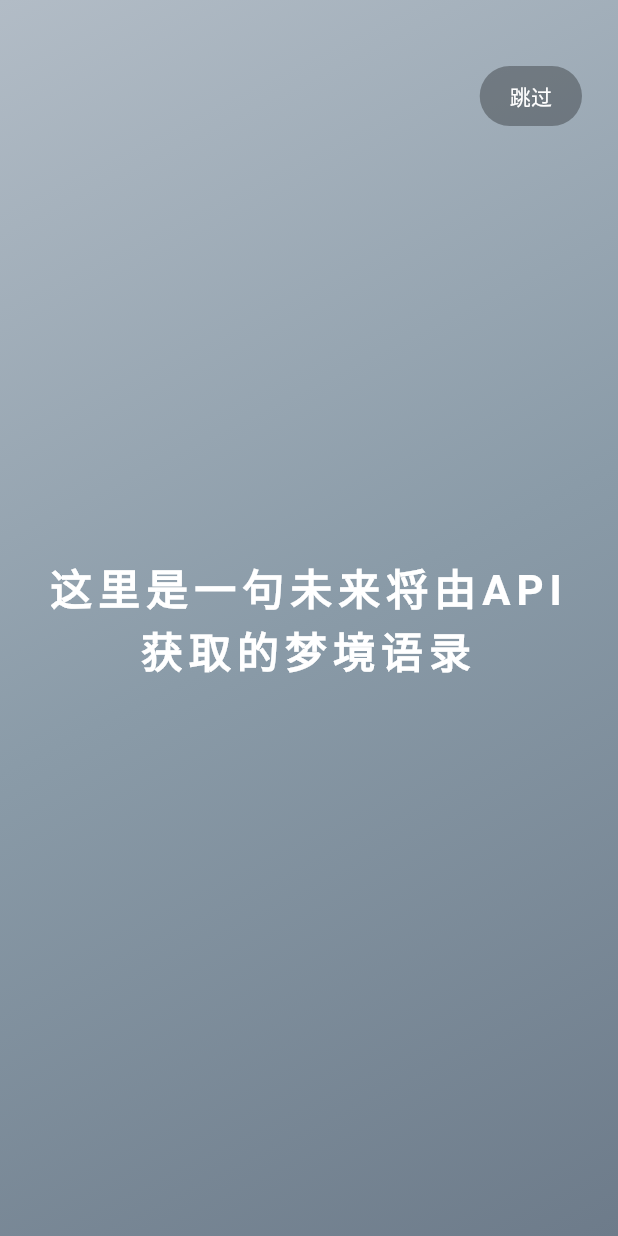
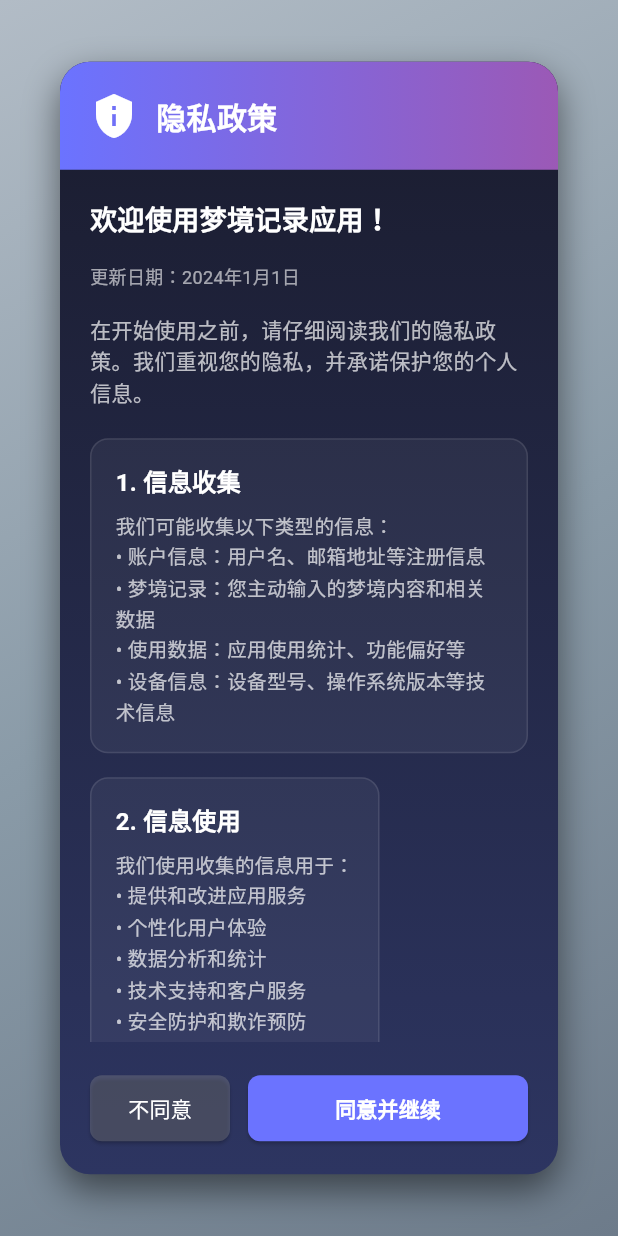
Before and after one commit to 1wpc/Dream, a Flutter app: the first screen one second after launch, on a phone screen of 412 x 824 dp. Run offline on Flutter 3.47's test engine with Material 3 defaults, Android fonts, the phone set to English and light mode, and no system bars; drawn by our look-alikes of animated_text_kit; our stand-ins replace audioplayers, cached_network_image, dio, envied, flutter_secure_storage, flutter_spinkit and 4 more; missing offline and left inert: tobias; accounts and stored records are empty; generated files the repository leaves out were written again; network calls fail.

Commit message:
更新隐私政策

```diff
--- a/lib/main.dart
+++ b/lib/main.dart
@@ -3,12 +3,15 @@ import 'dart:async';
 import 'package:http/http.dart' as http;
 import 'dart:convert';
 import 'package:provider/provider.dart';
+import 'package:flutter/services.dart';
 import '../utills/env.dart';
 import 'pages/main_container_page.dart';
 import 'pages/login_page.dart';
 import 'services/api_service.dart';
 import 'services/auth_service.dart';
 import 'services/payment_service.dart';
+import 'services/privacy_service.dart';
+import 'widgets/privacy_policy_dialog.dart';
 import 'package:animated_text_kit/animated_text_kit.dart';
 
 void main() async {
@@ -70,13 +73,27 @@ class SplashPage extends StatefulWidget {
 class _SplashPageState extends State<SplashPage> {
   String _fullText = '这里是一句未来将由API获取的梦境语录'; // 默认语句
   bool _navigated = false;
+  bool _showPrivacyDialog = false;
   late Future<String> _dailyWordFuture;
 
   @override
   void initState() {
     super.initState();
     _dailyWordFuture = _fetchDailyWord();
+    _checkPrivacyPolicyAndInitialize();
+  }
+
+  // 检查隐私政策并初始化
+  Future<void> _checkPrivacyPolicyAndInitialize() async {
+    final hasAgreed = await PrivacyService.hasAgreedToPrivacyPolicy();
+
+    if (!hasAgreed) {
+      setState(() {
+        _showPrivacyDialog = true;
+      });
+    } else {
       _initializeAuth();
+    }
   }
 
   // 初始化身份认证
@@ -91,6 +108,19 @@ class _SplashPageState extends State<SplashPage> {
       final authService = Provider.of<AuthService>(context, listen: false);
       await authService.loadUserProfileFromLocal();
     }
+  }
+
+  // 处理隐私政策同意
+  void _handlePrivacyAgreed() {
+    setState(() {
+      _showPrivacyDialog = false;
+    });
+    _initializeAuth();
+  }
+
+  // 处理隐私政策不同意
+  void _handlePrivacyDisagreed() {
+    SystemNavigator.pop(); // 退出应用
   }
 
   Future<String> _fetchDailyWord() async {
@@ -144,7 +174,8 @@ class _SplashPageState extends State<SplashPage> {
               ),
             ),
           ),
-          // 右上角跳过按钮
+          // 右上角跳过按钮（仅在不显示隐私弹窗时显示）
+          if (!_showPrivacyDialog)
             Positioned(
               top: 40,
               right: 24,
@@ -162,7 +193,8 @@ class _SplashPageState extends State<SplashPage> {
                 child: const Text('跳过'),
               ),
             ),
-          // 中间打字机动画文字 - 使用FutureBuilder
+          // 中间打字机动画文字 - 使用FutureBuilder（仅在不显示隐私弹窗时显示）
+          if (!_showPrivacyDialog)
             Center(
               child: Padding(
                 padding: const EdgeInsets.symmetric(horizontal: 32),
@@ -231,6 +263,12 @@ class _SplashPageState extends State<SplashPage> {
               ),
             ),
           ),
+          // 隐私政策弹窗
+          if (_showPrivacyDialog)
+            PrivacyPolicyDialog(
+              onAgree: _handlePrivacyAgreed,
+              onDisagree: _handlePrivacyDisagreed,
+            ),
         ],
       ),
     );
--- a/lib/pages/privacy_policy_page.dart
+++ b/lib/pages/privacy_policy_page.dart
@@ -92,8 +92,6 @@ class PrivacyPolicyPage extends StatelessWidget {
                 '我们收集以下类型的信息来为您提供更好的服务：\n\n'
                 '• 账户信息：用户名、昵称、邮箱等注册信息\n'
                 '• 梦境内容：您记录的梦境描述、图片和相关标签\n'
-                '• 使用数据：应用使用情况、功能偏好等\n'
-                '• 设备信息：设备型号、操作系统版本等技术信息',
               ),
 
               _buildPolicySection(
@@ -101,18 +99,14 @@ class PrivacyPolicyPage extends StatelessWidget {
                 '我们使用收集的信息用于：\n\n'
                 '• 提供梦境记录和分析服务\n'
                 '• 改善应用功能和用户体验\n'
-                '• 向您推送个性化内容和建议\n'
-                '• 处理用户反馈和技术支持请求\n'
-                '• 维护应用安全和防止滥用',
               ),
 
               _buildPolicySection(
                 '3. 信息分享',
                 '我们承诺：\n\n'
                 '• 不会向第三方出售您的个人信息\n'
-                '• 仅在获得您明确同意后分享梦境内容\n'
                 '• 在法律要求的情况下可能需要披露信息\n'
-                '• 与服务提供商分享必要的技术数据以维护服务',
+                '• 与服务提供商分享必要的技术数据以使用人工智能服务',
               ),
 
               _buildPolicySection(
@@ -135,46 +129,19 @@ class PrivacyPolicyPage extends StatelessWidget {
               ),
 
               _buildPolicySection(
-                '6. Cookie和追踪技术',
-                '我们使用以下技术改善服务：\n\n'
-                '• 本地存储：保存用户偏好和设置\n'
-                '• 分析工具：了解应用使用情况\n'
-                '• 推送通知：发送梦境提醒和更新\n\n'
-                '您可以在设备设置中管理这些功能。',
-              ),
-
-              _buildPolicySection(
-                '7. 第三方服务',
+                '6. 第三方服务',
                 '我们的应用可能集成以下第三方服务：\n\n'
-                '• 云存储服务：用于备份梦境数据\n'
                 '• AI分析服务：提供梦境解析功能\n'
                 '• 支付服务：处理高级功能订阅\n\n'
                 '这些服务有各自的隐私政策，我们建议您仔细阅读。',
               ),
 
               _buildPolicySection(
-                '8. 儿童隐私',
-                '我们特别关注儿童隐私保护：\n\n'
-                '• 13岁以下儿童需要监护人同意才能使用\n'
-                '• 我们不会主动收集儿童的个人信息\n'
-                '• 如发现未经授权的儿童信息，我们会立即删除',
-              ),
-
-              _buildPolicySection(
-                '9. 政策更新',
+                '7. 政策更新',
                 '我们可能会不时更新本隐私政策：\n\n'
                 '• 重大变更将通过应用通知您\n'
                 '• 建议您定期查看本政策\n'
                 '• 继续使用应用表示您接受更新后的政策',
-              ),
-
-              _buildPolicySection(
-                '10. 联系我们',
-                '如有任何隐私相关问题，请联系我们：\n\n'
-                '• 邮箱：privacy@dreamapp.com\n'
-                '• 客服热线：400-123-4567\n'
-                '• 工作时间：周一至周五 9:00-18:00\n\n'
-                '我们承诺在收到您的请求后48小时内回复。',
               ),
 
               const SizedBox(height: 40),
--- /dev/null
+++ b/lib/services/privacy_service.dart
@@ -0,0 +1,23 @@
+import 'package:shared_preferences/shared_preferences.dart';
+
+class PrivacyService {
+  static const String _privacyAgreedKey = 'privacy_policy_agreed';
+
+  /// 检查用户是否已同意隐私政策
+  static Future<bool> hasAgreedToPrivacyPolicy() async {
+    final prefs = await SharedPreferences.getInstance();
+    return prefs.getBool(_privacyAgreedKey) ?? false;
+  }
+
+  /// 设置用户已同意隐私政策
+  static Future<void> setPrivacyPolicyAgreed() async {
+    final prefs = await SharedPreferences.getInstance();
+    await prefs.setBool(_privacyAgreedKey, true);
+  }
+
+  /// 重置隐私政策同意状态（用于测试）
+  static Future<void> resetPrivacyPolicyAgreement() async {
+    final prefs = await SharedPreferences.getInstance();
+    await prefs.remove(_privacyAgreedKey);
+  }
+}
--- /dev/null
+++ b/lib/widgets/privacy_policy_dialog.dart
@@ -0,0 +1,277 @@
+import 'package:flutter/material.dart';
+import 'package:flutter/services.dart';
+import '../services/privacy_service.dart';
+
+class PrivacyPolicyDialog extends StatelessWidget {
+  final VoidCallback onAgree;
+  final VoidCallback onDisagree;
+
+  const PrivacyPolicyDialog({
+    Key? key,
+    required this.onAgree,
+    required this.onDisagree,
+  }) : super(key: key);
+
+  @override
+  Widget build(BuildContext context) {
+    return WillPopScope(
+      onWillPop: () async => false, // 禁止返回键关闭弹窗
+      child: Dialog(
+        backgroundColor: Colors.transparent,
+        child: Container(
+          constraints: BoxConstraints(
+            maxHeight: MediaQuery.of(context).size.height * 0.9,
+            maxWidth: MediaQuery.of(context).size.width * 0.9,
+          ),
+          decoration: BoxDecoration(
+            gradient: const LinearGradient(
+              begin: Alignment.topCenter,
+              end: Alignment.bottomCenter,
+              colors: [
+                Color(0xFF1A1C2E),
+                Color(0xFF2D3561),
+              ],
+            ),
+            borderRadius: BorderRadius.circular(20),
+            boxShadow: [
+              BoxShadow(
+                color: Colors.black.withOpacity(0.5),
+                blurRadius: 20,
+                offset: const Offset(0, 10),
+              ),
+            ],
+          ),
+          child: Column(
+            mainAxisSize: MainAxisSize.min,
+            children: [
+              // 标题部分
+              Container(
+                padding: const EdgeInsets.all(20),
+                decoration: const BoxDecoration(
+                  gradient: LinearGradient(
+                    colors: [Color(0xFF6B73FF), Color(0xFF9B59B6)],
+                  ),
+                  borderRadius: BorderRadius.only(
+                    topLeft: Radius.circular(20),
+                    topRight: Radius.circular(20),
+                  ),
+                ),
+                child: const Row(
+                  children: [
+                    Icon(
+                      Icons.privacy_tip,
+                      color: Colors.white,
+                      size: 32,
+                    ),
+                    SizedBox(width: 12),
+                    Expanded(
+                      child: Text(
+                        '隐私政策',
+                        style: TextStyle(
+                          color: Colors.white,
+                          fontSize: 20,
+                          fontWeight: FontWeight.bold,
+                        ),
+                      ),
+                    ),
+                  ],
+                ),
+              ),
+
+              // 内容部分
+              Flexible(
+                child: SingleChildScrollView(
+                  padding: const EdgeInsets.all(20),
+                  child: Column(
+                    crossAxisAlignment: CrossAxisAlignment.start,
+                    children: [
+                      const Text(
+                        '欢迎使用梦境记录应用！',
+                        style: TextStyle(
+                          color: Colors.white,
+                          fontSize: 18,
+                          fontWeight: FontWeight.bold,
+                        ),
+                      ),
+                      const SizedBox(height: 16),
+                      const Text(
+                        '更新日期：2024年1月1日',
+                        style: TextStyle(
+                          color: Colors.white60,
+                          fontSize: 12,
+                        ),
+                      ),
+                      const SizedBox(height: 16),
+                      const Text(
+                        '在开始使用之前，请仔细阅读我们的隐私政策。我们重视您的隐私，并承诺保护您的个人信息。',
+                        style: TextStyle(
+                          color: Colors.white70,
+                          fontSize: 14,
+                          height: 1.5,
+                        ),
+                      ),
+                      const SizedBox(height: 20),
+                      _buildPolicyPoint(
+                        '1. 信息收集',
+                        '我们可能收集以下类型的信息：\n'
+                        '• 账户信息：用户名、邮箱地址等注册信息\n'
+                        '• 梦境记录：您主动输入的梦境内容和相关数据\n'
+                        '• 使用数据：应用使用统计、功能偏好等\n'
+                        '• 设备信息：设备型号、操作系统版本等技术信息',
+                      ),
+                      _buildPolicyPoint(
+                        '2. 信息使用',
+                        '我们使用收集的信息用于：\n'
+                        '• 提供和改进应用服务\n'
+                        '• 个性化用户体验\n'
+                        '• 数据分析和统计\n'
+                        '• 技术支持和客户服务\n'
+                        '• 安全防护和欺诈预防',
+                      ),
+                      _buildPolicyPoint(
+                        '3. 信息分享',
+                        '我们不会向第三方出售、交易或转让您的个人信息，除非：\n'
+                        '• 获得您的明确同意\n'
+                        '• 法律法规要求\n'
+                        '• 保护我们的权利和安全\n'
+                        '• 与可信的服务提供商合作（在严格的保密协议下）',
+                      ),
+                      _buildPolicyPoint(
+                        '4. 数据安全',
+                        '我们采取多种安全措施保护您的信息：\n'
+                        '• 数据加密传输和存储\n'
+                        '• 访问控制和权限管理\n'
+                        '• 定期安全审计\n'
+                        '• 员工隐私培训',
+                      ),
+                      _buildPolicyPoint(
+                        '5. 用户权利',
+                        '您有权：\n'
+                        '• 访问和更新您的个人信息\n'
+                        '• 删除您的账户和数据\n'
+                        '• 撤回同意\n'
+                        '• 数据可携带\n'
+                        '• 投诉和申诉',
+                      ),
+                      _buildPolicyPoint(
+                        '6. 第三方服务',
+                        '我们的应用可能包含第三方服务的链接。这些第三方有自己的隐私政策，我们不对其隐私做法负责。建议您仔细阅读第三方的隐私政策。',
+                      ),
+                      _buildPolicyPoint(
+                        '7. 政策更新',
+                        '我们可能会不时更新本隐私政策。重大变更时，我们会通过应用内通知或其他方式告知您。继续使用应用即表示您接受更新后的政策。',
+                      ),
+                      _buildPolicyPoint(
+                        '8. 联系我们',
+                        '如果您对本隐私政策有任何疑问或建议，请通过以下方式联系我们：\n'
+                        '• 邮箱：privacy@dreamrecorder.com\n'
+                        '• 地址：中国北京市朝阳区xxx街道xxx号',
+                      ),
+                      const SizedBox(height: 16),
+                      const Text(
+                        '继续使用表示您同意我们的隐私政策。如不同意，应用将退出。',
+                        style: TextStyle(
+                          color: Colors.orange,
+                          fontSize: 13,
+                          fontWeight: FontWeight.w500,
+                        ),
+                      ),
+                    ],
+                  ),
+                ),
+              ),
+
+              // 按钮部分
+              Container(
+                padding: const EdgeInsets.all(20),
+                child: Row(
+                  children: [
+                    Expanded(
+                      child: ElevatedButton(
+                        onPressed: onDisagree,
+                        style: ElevatedButton.styleFrom(
+                          backgroundColor: Colors.grey.withOpacity(0.3),
+                          foregroundColor: Colors.white,
+                          padding: const EdgeInsets.symmetric(vertical: 12),
+                          shape: RoundedRectangleBorder(
+                            borderRadius: BorderRadius.circular(8),
+                          ),
+                        ),
+                        child: const Text(
+                          '不同意',
+                          style: TextStyle(fontSize: 14),
+                        ),
+                      ),
+                    ),
+                    const SizedBox(width: 12),
+                    Expanded(
+                      flex: 2,
+                      child: ElevatedButton(
+                        onPressed: () async {
+                          await PrivacyService.setPrivacyPolicyAgreed();
+                          onAgree();
+                        },
+                        style: ElevatedButton.styleFrom(
+                          backgroundColor: const Color(0xFF6B73FF),
+                          foregroundColor: Colors.white,
+                          padding: const EdgeInsets.symmetric(vertical: 12),
+                          shape: RoundedRectangleBorder(
+                            borderRadius: BorderRadius.circular(8),
+                          ),
+                        ),
+                        child: const Text(
+                          '同意并继续',
+                          style: TextStyle(
+                            fontSize: 14,
+                            fontWeight: FontWeight.bold,
+                          ),
+                        ),
+                      ),
+                    ),
+                  ],
+                ),
+              ),
+            ],
+          ),
+        ),
+      ),
+    );
+  }
+
+  Widget _buildPolicyPoint(String title, String content) {
+    return Container(
+      margin: const EdgeInsets.only(bottom: 16),
+      padding: const EdgeInsets.all(16),
+      decoration: BoxDecoration(
+        color: Colors.white.withOpacity(0.05),
+        borderRadius: BorderRadius.circular(12),
+        border: Border.all(
+          color: Colors.white.withOpacity(0.1),
+          width: 1,
+        ),
+      ),
+      child: Column(
+        crossAxisAlignment: CrossAxisAlignment.start,
+        children: [
+          Text(
+            title,
+            style: const TextStyle(
+              color: Colors.white,
+              fontSize: 16,
+              fontWeight: FontWeight.bold,
+            ),
+          ),
+          const SizedBox(height: 8),
+          Text(
+            content,
+            style: const TextStyle(
+              color: Colors.white70,
+              fontSize: 13,
+              height: 1.5,
+            ),
+          ),
+        ],
+      ),
+    );
+  }
+}
--- a/pubspec.yaml
+++ b/pubspec.yaml
@@ -55,6 +55,7 @@ dependencies:
   # 身份认证和状态管理
   provider: ^6.1.2
   flutter_secure_storage: ^9.0.0
+  shared_preferences: ^2.2.2
 
   # UI组件
   flutter_spinkit: ^5.2.0
```
Also changed, not shown: pubspec.lock, 1 other file. Lines whose indentation alone changed are shown as unchanged.
